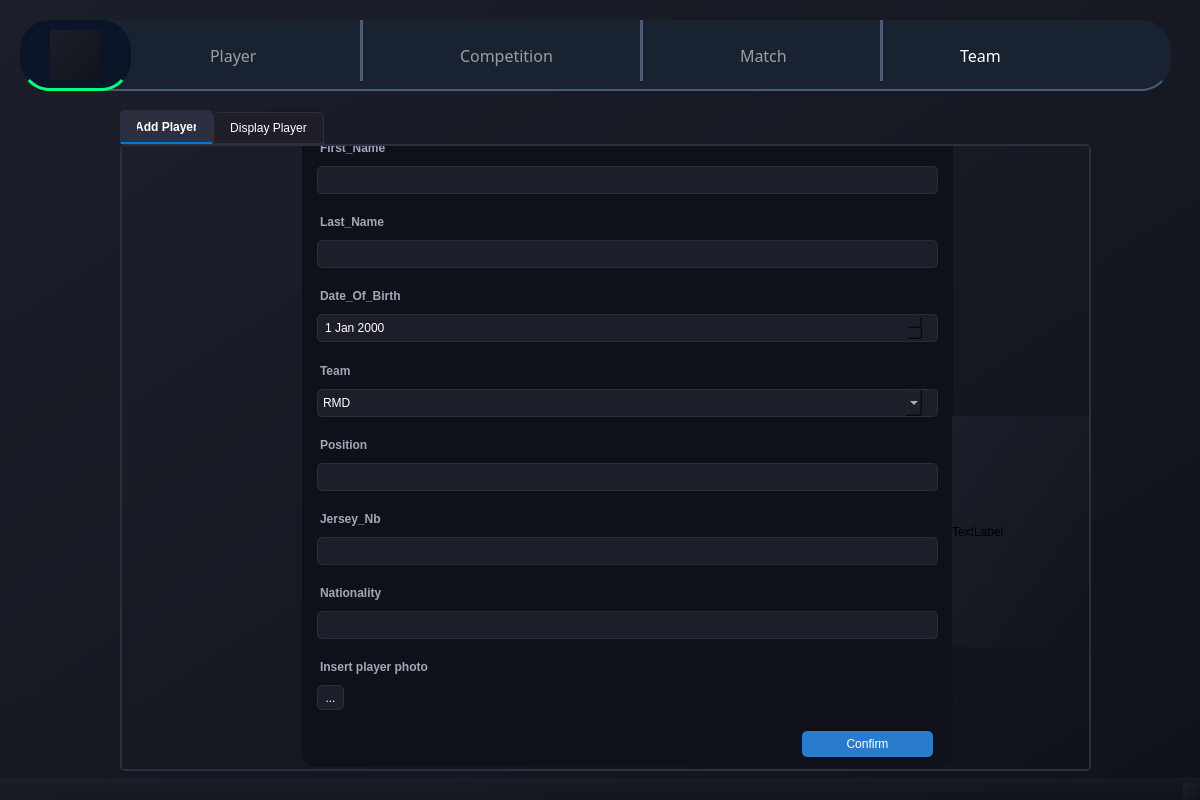
Old version of the form JoueurQ/mainwindow.ui in the repository Azer-khadhraoui/ALDAWRY-FOOTBALL.
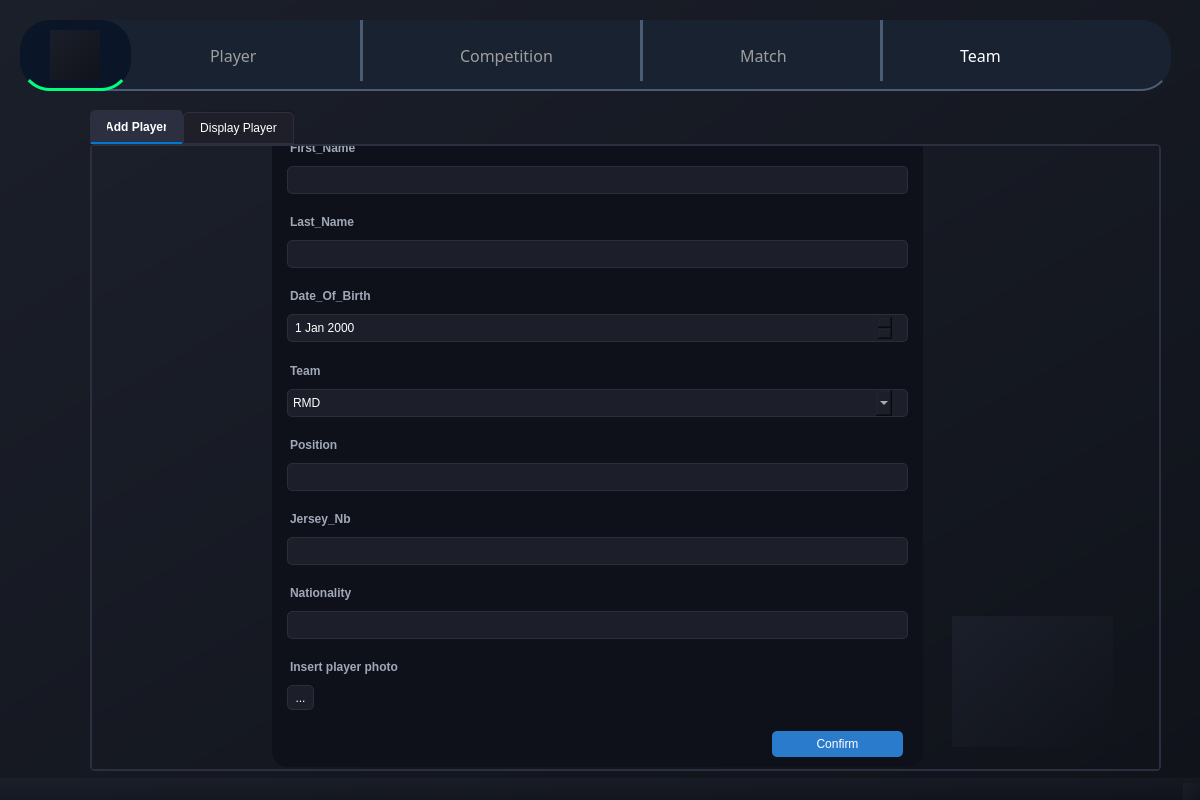
New version of the form. The open tabs and pages were chosen to show the change. Icons and pictures are not drawn.

Diff of the .ui file:
```diff
--- a/JoueurQ/mainwindow.ui
+++ b/JoueurQ/mainwindow.ui
@@ -243,9 +243,9 @@
    <widget class="QTabWidget" name="tabWidget">
     <property name="geometry">
      <rect>
-      <x>120</x>
+      <x>90</x>
       <y>110</y>
-      <width>971</width>
+      <width>1071</width>
       <height>661</height>
      </rect>
     </property>
@@ -541,14 +541,14 @@
      <widget class="QLabel" name="label_2">
       <property name="geometry">
        <rect>
-        <x>830</x>
-        <y>270</y>
+        <x>860</x>
+        <y>470</y>
         <width>161</width>
-        <height>231</height>
+        <height>131</height>
        </rect>
       </property>
       <property name="text">
-       <string>TextLabel</string>
+       <string/>
       </property>
      </widget>
     </widget>
```
Left out of the diff: 268 changed lines with no effect on the pictures.
